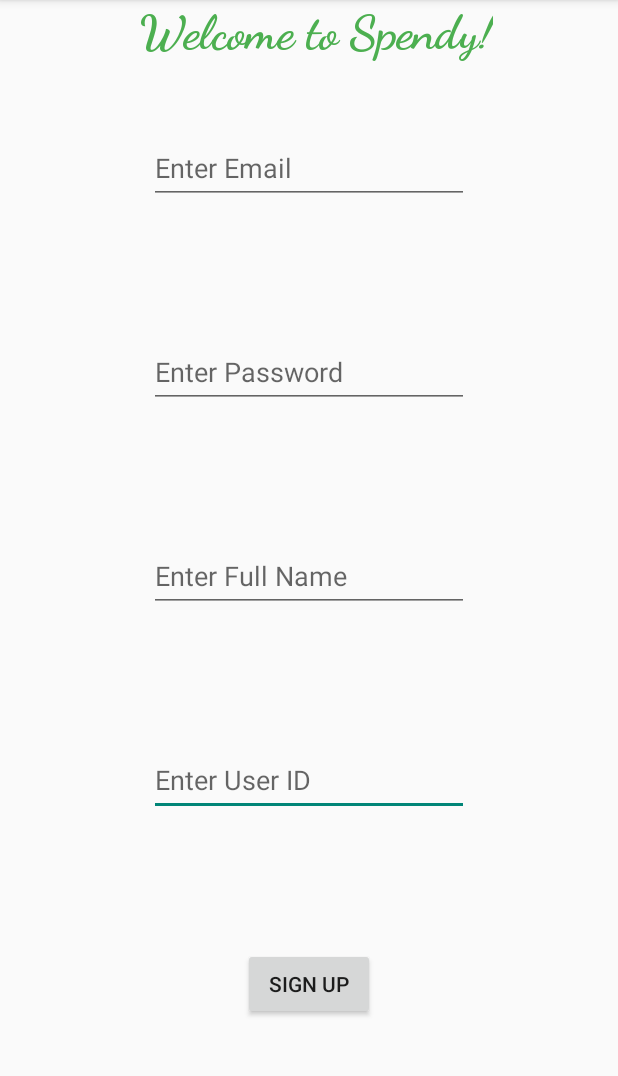
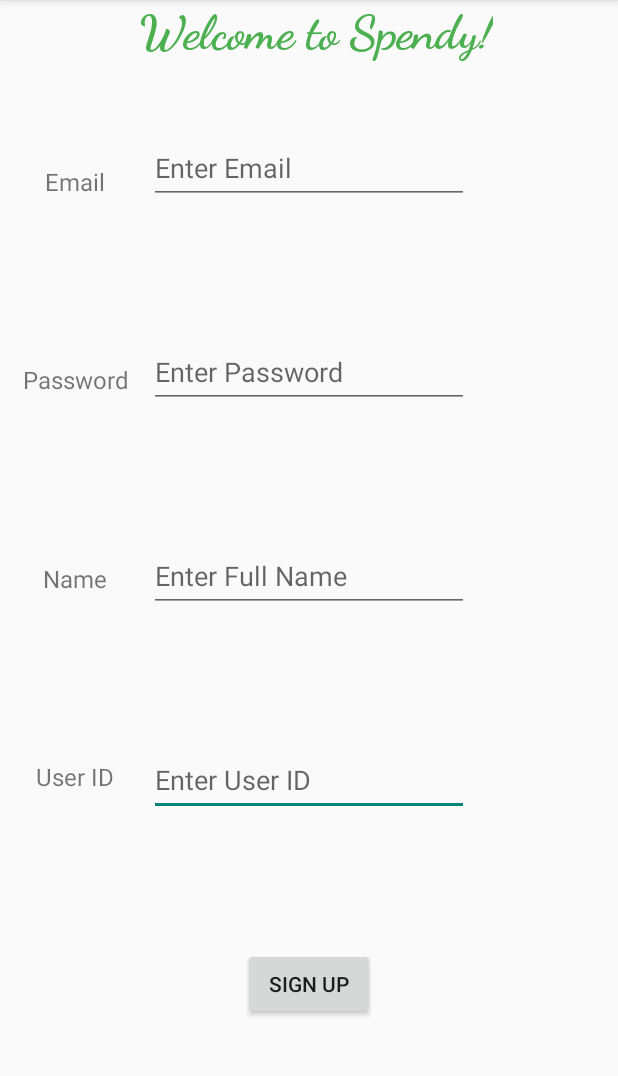
Before and after one commit to AiyappaND/SpendyBuddy, an Android app: the screen it shows after launch (SignupActivity), after a tap on "SIGN UP", on a phone screen of 412 x 824 dp, the part 84-1160 px from its top. Run offline under Robolectric (Android 15) with nearby library versions, the light colour scheme and no system bars; our stand-ins replace Firebase (no records; nobody signed in at launch, a user with empty details on screens opened directly).

Commit message:
Null fix added for invalid username

```diff
--- a/app/src/main/java/com/example/spendybuddy/ui/login/LoginViewModel.java
+++ b/app/src/main/java/com/example/spendybuddy/ui/login/LoginViewModel.java
@@ -44,19 +44,28 @@
     public void login(String username, String password) {
         // can be launched in a separate asynchronous job
         final LoggedInUser[] user = {null};
-        mDatabase.child("users_auth").child(username).get().addOnCompleteListener(task -> {
+        mDatabase.child("users_auth").child(username).get().addOnCompleteListener(new OnCompleteListener<DataSnapshot>()
+        {
+            @Override
+            public void onComplete(@NonNull Task<DataSnapshot> task) {
                 if (task.isSuccessful()) {
+                    if (task.getResult().getValue() != null) {
                         HashMap<String, String> result = (HashMap<String, String>) task.getResult().getValue();
                         user[0] = new LoggedInUser(result.get("userId"), result.get("password"));
                         if ((user[0].getPassword().equals(password))) {
                             loginResult.setValue(new LoginResult(new LoggedInUserView(user[0].getUserId())));
                         }
                         else {
-                    loginResult.setValue(new LoginResult(R.string.login_failed));
+                            loginResult.setValue(new LoginResult(R.string.credentials_invalid));
+                        }
+                    }
+                    else {
+                        loginResult.setValue(new LoginResult(R.string.credentials_invalid));
                     }
                 }
                 else {
                     loginResult.setValue(new LoginResult(R.string.login_failed));
+                }
             }
         });
     }
--- a/app/src/main/res/layout/activity_login.xml
+++ b/app/src/main/res/layout/activity_login.xml
@@ -35,6 +35,7 @@
         android:layout_marginTop="96dp"
         android:hint="@string/prompt_email"
         android:inputType="textEmailAddress"
+        android:minHeight="48dp"
         android:selectAllOnFocus="true"
         app:layout_constraintEnd_toEndOf="parent"
         app:layout_constraintStart_toStartOf="parent"
@@ -49,6 +50,7 @@
         android:imeActionLabel="@string/action_sign_in_short"
         android:imeOptions="actionDone"
         android:inputType="textPassword"
+        android:minHeight="48dp"
         android:selectAllOnFocus="true"
         app:layout_constraintEnd_toEndOf="parent"
         app:layout_constraintStart_toStartOf="parent"
--- a/app/src/main/res/layout/signup.xml
+++ b/app/src/main/res/layout/signup.xml
@@ -84,4 +84,61 @@
         app:layout_constraintEnd_toEndOf="parent"
         app:layout_constraintStart_toStartOf="parent"
         app:layout_constraintTop_toBottomOf="@+id/signupUserId" />
+
+    <TextView
+        android:id="@+id/emailTag"
+        android:layout_width="wrap_content"
+        android:layout_height="wrap_content"
+        android:text="Email"
+        android:textAlignment="center"
+        android:textSize="16sp"
+        app:layout_constraintBottom_toTopOf="@+id/passwordTag"
+        app:layout_constraintEnd_toStartOf="@+id/signupEmail"
+        app:layout_constraintStart_toStartOf="parent"
+        app:layout_constraintTop_toTopOf="parent" />
+
+    <TextView
+        android:id="@+id/passwordTag"
+        android:layout_width="wrap_content"
+        android:layout_height="wrap_content"
+        android:text="Password"
+        android:textAlignment="center"
+        android:textSize="16sp"
+        app:layout_constraintBottom_toTopOf="@+id/nameTag"
+        app:layout_constraintEnd_toStartOf="@+id/signupPassword"
+        app:layout_constraintStart_toStartOf="parent"
+        app:layout_constraintTop_toBottomOf="@+id/emailTag" />
+
+    <TextView
+        android:id="@+id/nameTag"
+        android:layout_width="wrap_content"
+        android:layout_height="wrap_content"
+        android:text="Name"
+        android:textAlignment="center"
+        android:textSize="16sp"
+        app:layout_constraintBottom_toTopOf="@+id/useridTag"
+        app:layout_constraintEnd_toStartOf="@+id/signupFullName"
+        app:layout_constraintStart_toStartOf="parent"
+        app:layout_constraintTop_toBottomOf="@+id/passwordTag" />
+
+    <TextView
+        android:id="@+id/useridTag"
+        android:layout_width="wrap_content"
+        android:layout_height="wrap_content"
+        android:text="User ID"
+        android:textAlignment="center"
+        android:textSize="16sp"
+        app:layout_constraintBottom_toTopOf="@+id/dummyPlaceholder"
+        app:layout_constraintEnd_toStartOf="@+id/signupUserId"
+        app:layout_constraintStart_toStartOf="parent"
+        app:layout_constraintTop_toBottomOf="@+id/nameTag" />
+
+    <TextView
+        android:id="@+id/dummyPlaceholder"
+        android:layout_width="wrap_content"
+        android:layout_height="wrap_content"
+        app:layout_constraintBottom_toBottomOf="parent"
+        app:layout_constraintEnd_toStartOf="@+id/confirmSignupButton"
+        app:layout_constraintStart_toStartOf="parent"
+        app:layout_constraintTop_toBottomOf="@+id/useridTag" />
 </androidx.constraintlayout.widget.ConstraintLayout>
--- a/app/src/main/res/values/strings.xml
+++ b/app/src/main/res/values/strings.xml
@@ -9,7 +9,8 @@
     <string name="welcome">"Welcome !"</string>
     <string name="invalid_username">Not a valid username</string>
     <string name="invalid_password">Password must be >5 characters</string>
-    <string name="login_failed">"Login failed"</string>
+    <string name="login_failed">"Something went wrong, try again later"</string>
+    <string name="credentials_invalid">"Incorrect username/password"</string>
     <string name="Expense">Expense</string>
     <string name="Income">Income</string>
     <string name="enter_note_hint">Went to movie</string>
```
Lines whose indentation alone changed are shown as unchanged.
